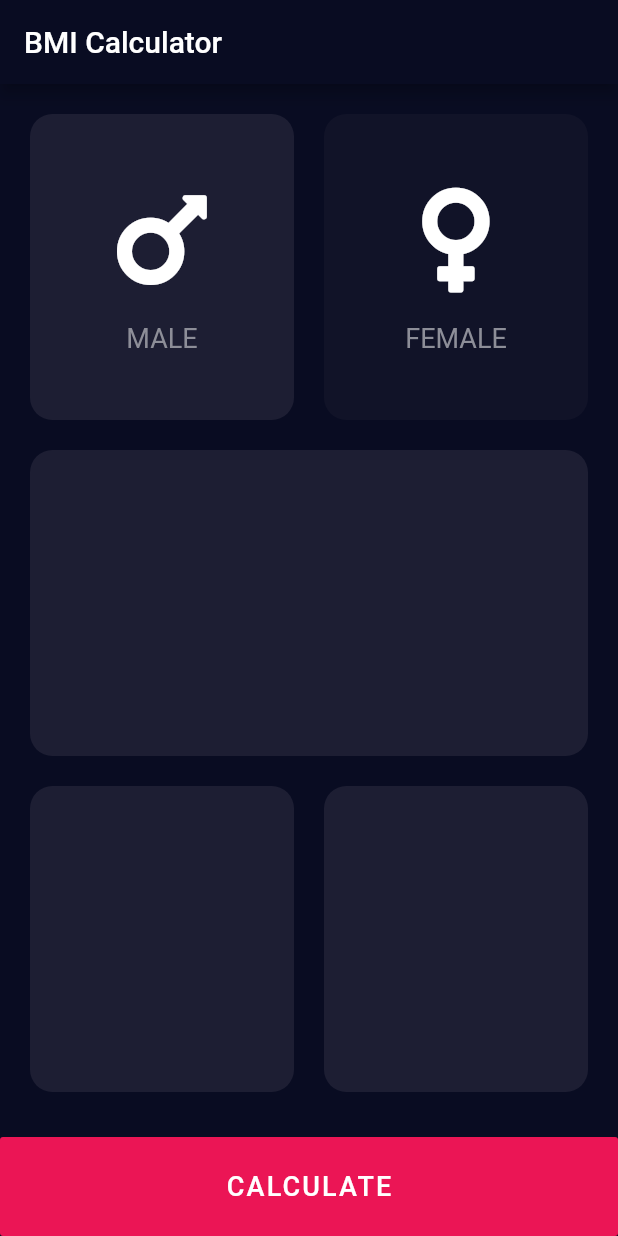
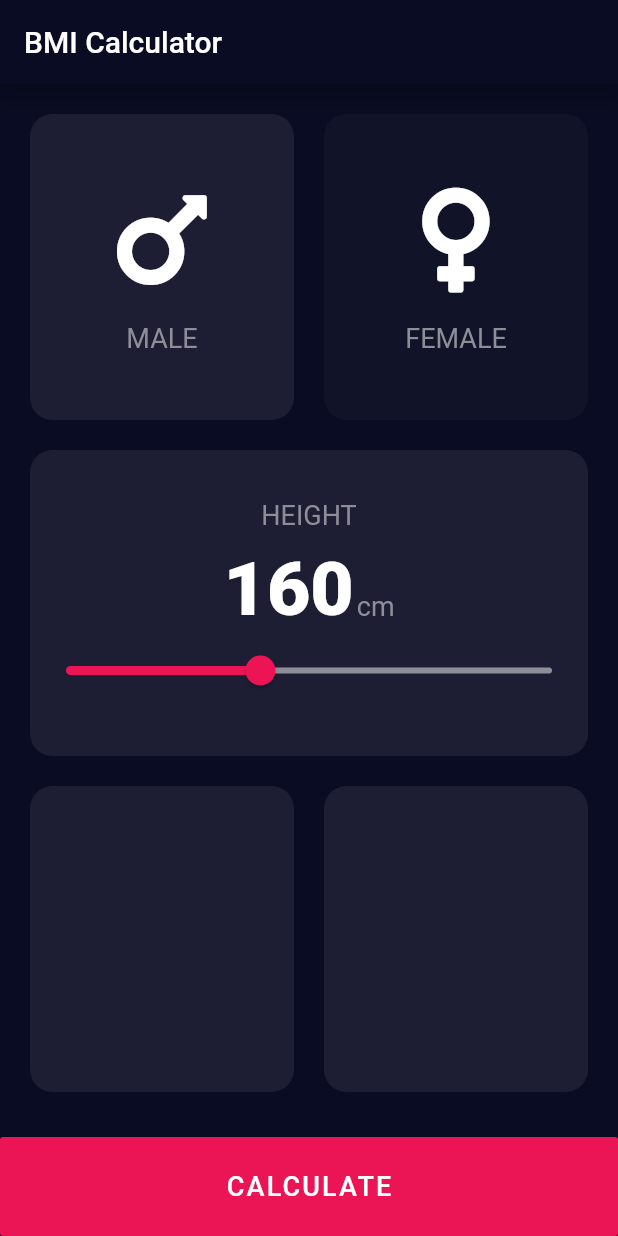
Before and after one commit to Trugamr/bmi-calculator-flutter, a Flutter app: the screen it shows after launch, on a phone screen of 412 x 824 dp. Run offline on Flutter 3.47's test engine with Material 2 defaults, Android fonts, the phone set to English and light mode, and no system bars; our stand-ins replace font_awesome_flutter.

Commit message:
created constants file and updated slider

```diff
--- /dev/null
+++ b/lib/constatnts.dart
@@ -0,0 +1,15 @@
+import 'package:flutter/material.dart';
+
+const Color kLightPrimary = Color(0xfff1d1e33);
+const Color kDarkPrimary = Color(0xff111328);
+const Color kAccentColor = Color(0xffeb1555);
+
+const kLabelTextStyle = TextStyle(
+  fontSize: 18.0,
+  color: Color(0xff8d8e98),
+);
+
+const kNumberTextStyle = TextStyle(
+  fontSize: 50.0,
+  fontWeight: FontWeight.w900,
+);
--- a/lib/icon_content.dart
+++ b/lib/icon_content.dart
@@ -1,4 +1,5 @@
 import 'package:flutter/material.dart';
+import 'constatnts.dart';
 
 class IconContent extends StatelessWidget {
   IconContent({this.text, this.icon});
@@ -21,10 +22,7 @@ class IconContent extends StatelessWidget {
         ),
         Text(
           text,
-          style: TextStyle(
-            fontSize: 18.0,
-            color: Color(0xff8d8e98),
-          ),
+          style: kLabelTextStyle,
         )
       ],
     );
--- a/lib/input_page.dart
+++ b/lib/input_page.dart
@@ -2,10 +2,7 @@ import 'package:flutter/material.dart';
 import 'package:font_awesome_flutter/font_awesome_flutter.dart';
 import 'custom_card.dart';
 import 'icon_content.dart';
-
-const Color lightPrimary = Color(0xfff1d1e33);
-const Color darkPrimary = Color(0xff111328);
-const Color accentColor = Color(0xffeb1555);
+import 'constatnts.dart';
 
 enum Gender { MALE, FEMALE }
 
@@ -31,7 +28,7 @@ class InputPage extends StatelessWidget {
             child: Expanded(
               child: RaisedButton(
                 onPressed: () => {},
-                color: accentColor,
+                color: kAccentColor,
                 child: Text(
                   'CALCULATE',
                   style: TextStyle(fontSize: 18.0, letterSpacing: 1.4),
@@ -52,6 +49,7 @@ class Cards extends StatefulWidget {
 
 class _CardsState extends State<Cards> {
   Gender selectedGender = Gender.MALE;
+  int height = 160;
 
   @override
   Widget build(BuildContext context) {
@@ -68,8 +66,8 @@ class _CardsState extends State<Cards> {
                   onTap: () => setState(() => selectedGender = Gender.MALE),
                   child: CustomCard(
                     color: selectedGender == Gender.MALE
-                        ? lightPrimary
-                        : darkPrimary,
+                        ? kLightPrimary
+                        : kDarkPrimary,
                     child: IconContent(
                       icon: FontAwesomeIcons.mars,
                       text: 'MALE',
@@ -82,13 +80,14 @@ class _CardsState extends State<Cards> {
                 child: GestureDetector(
                   onTap: () => setState(() => selectedGender = Gender.FEMALE),
                   child: CustomCard(
-                      color: selectedGender == Gender.FEMALE
-                          ? lightPrimary
-                          : darkPrimary,
-                      child: IconContent(
-                        icon: FontAwesomeIcons.venus,
-                        text: 'FEMALE',
-                      )),
+                    color: selectedGender == Gender.FEMALE
+                        ? kLightPrimary
+                        : kDarkPrimary,
+                    child: IconContent(
+                      icon: FontAwesomeIcons.venus,
+                      text: 'FEMALE',
+                    ),
+                  ),
                 ),
               ),
             ],
@@ -97,7 +96,46 @@ class _CardsState extends State<Cards> {
         Expanded(
           // Slider
           child: CustomCard(
-            color: lightPrimary,
+            color: kLightPrimary,
+            child: Column(
+              mainAxisAlignment: MainAxisAlignment.center,
+              children: <Widget>[
+                Text(
+                  'HEIGHT',
+                  style: kLabelTextStyle,
+                ),
+                SizedBox(
+                  height: 10.0,
+                ),
+                Row(
+                  mainAxisAlignment: MainAxisAlignment.center,
+                  crossAxisAlignment: CrossAxisAlignment.baseline,
+                  textBaseline: TextBaseline.alphabetic,
+                  children: <Widget>[
+                    Text(
+                      height.toString(),
+                      style: kNumberTextStyle,
+                    ),
+                    SizedBox(
+                      width: 2.0,
+                    ),
+                    Text(
+                      'cm',
+                      style: kLabelTextStyle,
+                    )
+                  ],
+                ),
+                Slider(
+                  onChanged: (double val) =>
+                      setState(() => height = val.toInt()),
+                  value: height.toDouble(),
+                  min: 120.0,
+                  activeColor: Color(0xffeb1555),
+                  inactiveColor: Color(0xff8d8e98),
+                  max: 220.0,
+                )
+              ],
+            ),
           ),
         ),
         Expanded(
@@ -106,12 +144,12 @@ class _CardsState extends State<Cards> {
             children: <Widget>[
               Expanded(
                 child: CustomCard(
-                  color: lightPrimary,
+                  color: kLightPrimary,
                 ),
               ),
               Expanded(
                 child: CustomCard(
-                  color: lightPrimary,
+                  color: kLightPrimary,
                 ),
               ),
             ],
```
